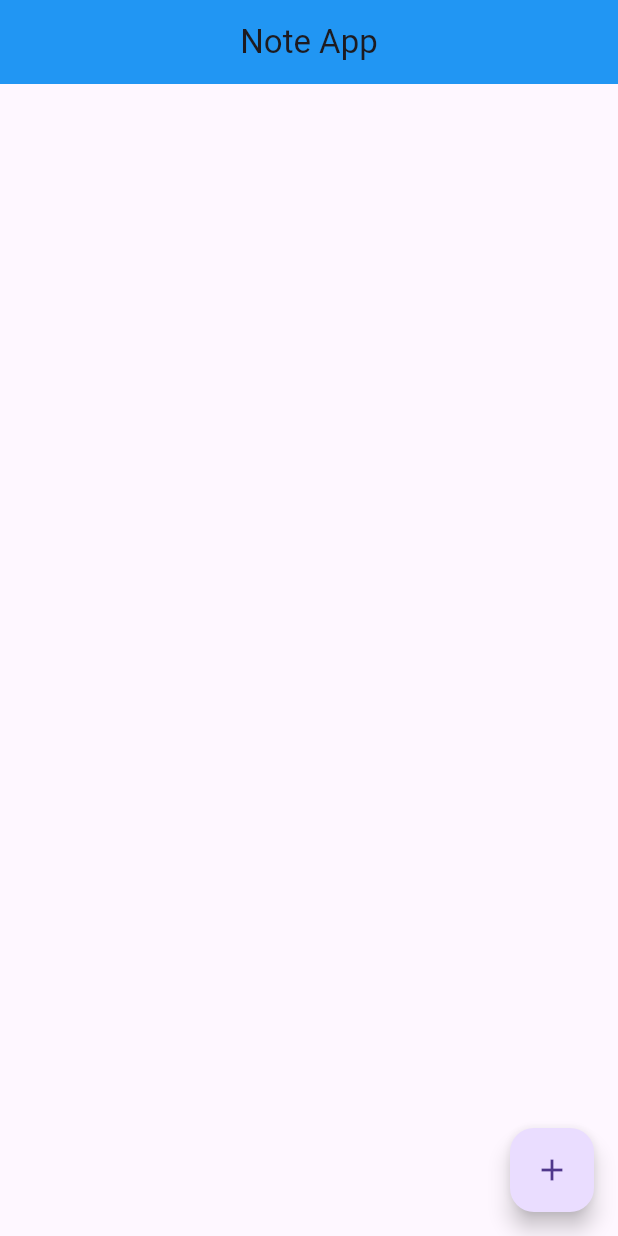
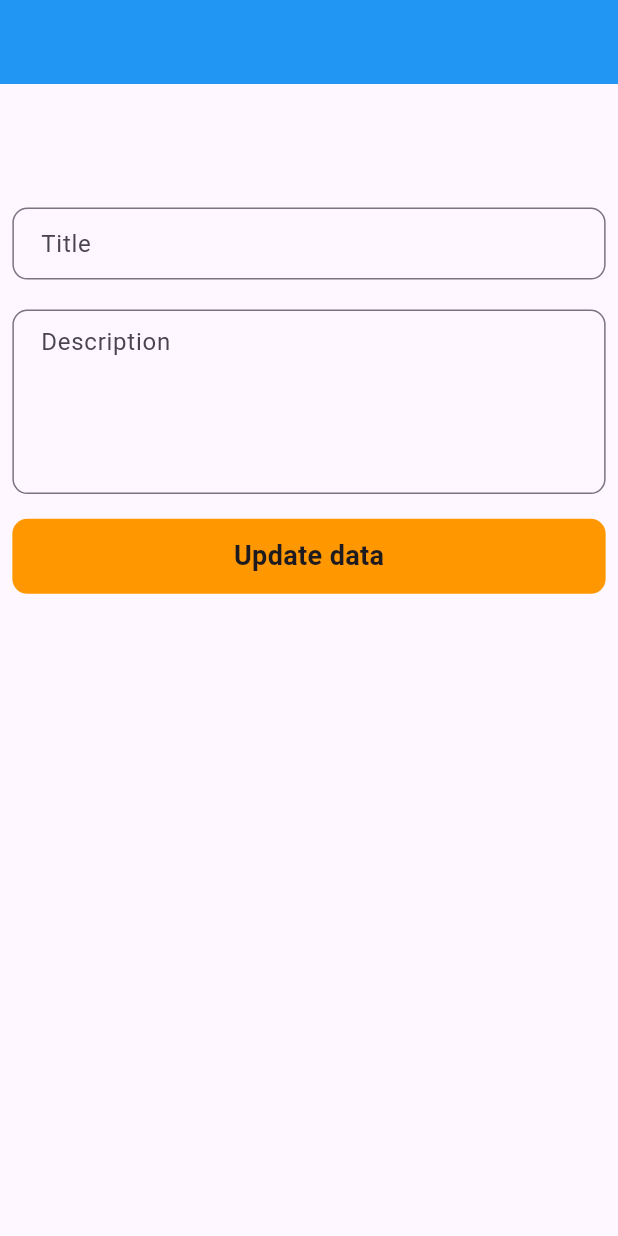
Before and after one commit to Janyaro/note_app, a Flutter app: the screen it shows after launch, on a phone screen of 412 x 824 dp. Run offline on Flutter 3.47's test engine with Material 3 defaults, Android fonts, the phone set to English and light mode, and no system bars; our stand-ins replace sqflite; accounts and stored records are empty.

Commit message:
created update screent= for updating the existing database note

```diff
--- a/lib/Screens/homeScreen.dart
+++ b/lib/Screens/homeScreen.dart
@@ -1,7 +1,9 @@
 import 'dart:math';
+
 import 'package:flutter/material.dart';
 import 'package:note_app/Color/bc_color.dart';
 import 'package:note_app/Screens/create_note.dart';
+import 'package:note_app/Screens/updateData.dart';
 import 'package:note_app/dbHelper.dart';
 import 'package:note_app/models/note_model.dart';
 
@@ -46,10 +48,11 @@ class _HomeScreenState extends State<HomeScreen> {
                           itemBuilder: (context, index) {
                             return InkWell(
                                 onTap: () {
-                                  dbhelper!.update(NoteModel(
-                                      id: snapshot.data![index].id,
-                                      titleName: 'Fiest',
-                                      body: 'dskajkdsakj'));
+                                  Navigator.push(
+                                      context,
+                                      MaterialPageRoute(
+                                          builder: (context) =>
+                                              const UpdateScreen()));
                                 },
                                 child: Card(
                                   color: getRandomColor(),
@@ -59,7 +62,8 @@ class _HomeScreenState extends State<HomeScreen> {
                                             dbhelper!.delete(
                                                 snapshot.data![index].id!);
                                             setState(() {
-                                            notesList = dbhelper!.getNoteList();
+                                              notesList =
+                                                  dbhelper!.getNoteList();
                                               snapshot.data!.remove(
                                                   snapshot.data![index].id);
                                             });
@@ -74,9 +78,8 @@ class _HomeScreenState extends State<HomeScreen> {
                                             fontSize: 20,
                                             fontWeight: FontWeight.bold),
                                       ),
-                                    subtitle: Text(
-                                        snapshot.data![index].body.toString()),
-                                  ),
+                                      subtitle: Text(snapshot.data![index].body
+                                          .toString())),
                                 ));
                           });
                     } else {
--- /dev/null
+++ b/lib/Screens/updateData.dart
@@ -0,0 +1,65 @@
+import 'package:flutter/cupertino.dart';
+import 'package:flutter/material.dart';
+import 'package:flutter/widgets.dart';
+import 'package:note_app/Component/ReuseableBtn.dart';
+import 'package:note_app/Component/textField.dart';
+import 'package:note_app/dbHelper.dart';
+import 'package:note_app/models/note_model.dart';
+
+class UpdateScreen extends StatefulWidget {
+  const UpdateScreen({super.key});
+
+  @override
+  State<UpdateScreen> createState() => _UpdateScreenState();
+}
+
+class _UpdateScreenState extends State<UpdateScreen> {
+  late DBHelper dbHelper;
+  TextEditingController titleController = TextEditingController();
+  TextEditingController desController = TextEditingController();
+  @override
+  initState() {
+    dbHelper = DBHelper();
+  }
+
+  Widget build(BuildContext context) {
+    return SafeArea(
+      child: Scaffold(
+        appBar: AppBar(),
+        body: Padding(
+          padding: EdgeInsets.symmetric(
+              horizontal: MediaQuery.of(context).size.width * 0.02),
+          child: SingleChildScrollView(
+            child: Column(
+              children: [
+                SizedBox(
+                  height: MediaQuery.of(context).size.height * 0.1,
+                ),
+                ReUseAbleTextField(
+                  titleName: 'Title',
+                  fontSize: 18,
+                  Control: titleController,
+                ),
+                const SizedBox(
+                  height: 20,
+                ),
+                ReUseAbleTextField(
+                  titleName: 'Description',
+                  fontSize: 18,
+                  MaxLines: 4,
+                  Control: desController,
+                ),
+                SizedBox(
+                  height: MediaQuery.of(context).size.width * 0.04,
+                ),
+                GestureDetector(
+                    onTap: () {},
+                    child: const ReUseAbleBtn(btnTitle: 'Update data'))
+              ],
+            ),
+          ),
+        ),
+      ),
+    );
+  }
+}
--- a/lib/main.dart
+++ b/lib/main.dart
@@ -1,7 +1,6 @@
 import 'package:flutter/material.dart';
-import 'package:note_app/Component/ReuseableBtn.dart';
-import 'package:note_app/Screens/create_note.dart';
 import 'package:note_app/Screens/homeScreen.dart';
+import 'package:note_app/Screens/updateData.dart';
 
 void main() {
   runApp(const MyApp());
@@ -17,7 +16,7 @@ class MyApp extends StatelessWidget {
           primaryColor: Colors.blue,
           // brightness: Brightness.dark,
           appBarTheme: const AppBarTheme(color: Colors.blue)),
-      home: const HomeScreen(),
+      home: const UpdateScreen(),
     );
   }
 }
--- a/pubspec.yaml
+++ b/pubspec.yaml
@@ -37,6 +37,7 @@ dependencies:
   cupertino_icons: ^1.0.6
   path_provider: ^2.1.3
   sqflite: ^2.3.3+1
+  chat_message_timestamp: ^0.0.1
 
 dev_dependencies:
   flutter_test:
```
Also changed, not shown: pubspec.lock. Lines whose indentation alone changed are shown as unchanged.
